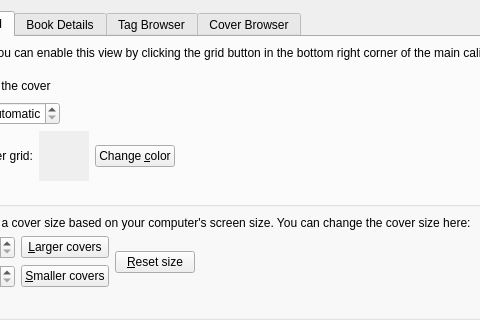
Above: src/calibre/gui2/preferences/look_feel.ui from kovidgoyal/calibre before the change; both pictures show x 179 to 659 and y 0 to 320 of the 820 by 519 pixel window. Below: the same form after it.
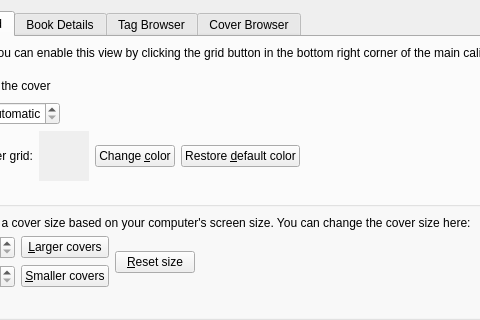
That is the form after the change. The open tabs and pages were chosen to show the change. Icons and pictures are not drawn. Custom widgets are drawn as their Qt base class.

Commit message: Add a button to restore default cover grid background

The edit to the form file:
```diff
--- a/src/calibre/gui2/preferences/look_feel.ui
+++ b/src/calibre/gui2/preferences/look_feel.ui
@@ -346,6 +346,13 @@
            </property>
           </widget>
          </item>
+         <item>
+          <widget class="QPushButton" name="cover_grid_default_color_button">
+           <property name="text">
+            <string>Restore &amp;default color</string>
+           </property>
+          </widget>
+         </item>
          <item>
           <spacer name="horizontalSpacer_2">
            <property name="orientation">
```
The commit also changes 1 other file.
